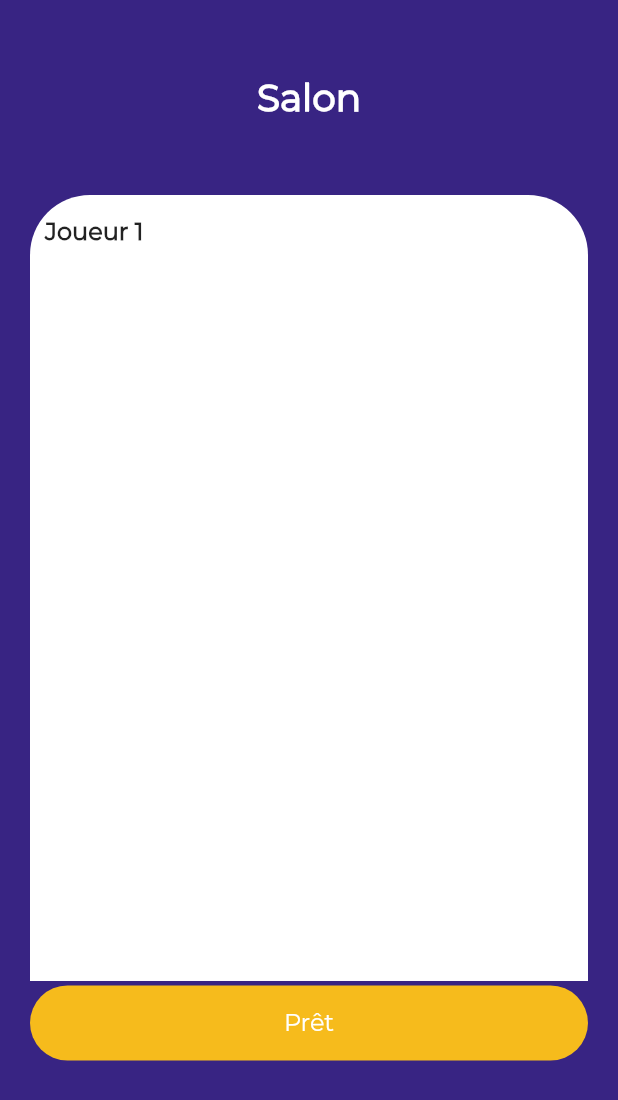
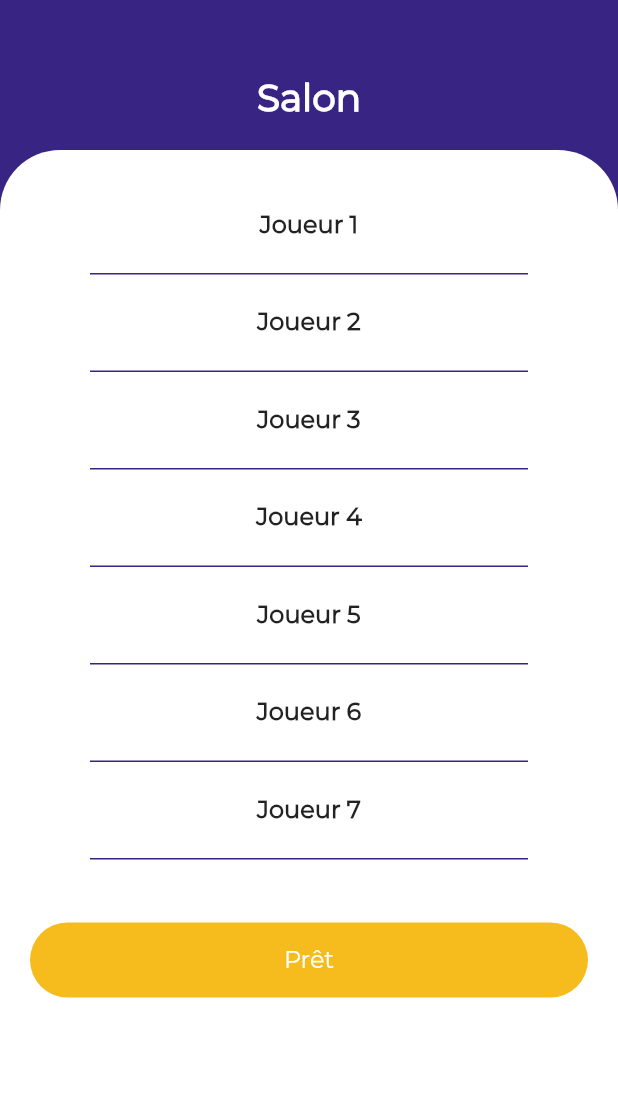
Before and after one commit to AnthonyDeletre/Alexa-Loup-Garou, a Flutter app: the LobbyScreen screen opened directly, on a phone screen of 412 x 824 dp. Shown: the top 1100 px of the screen. Run offline on Flutter 3.47's test engine with Material 2 defaults, Android fonts, the phone set to English and light mode, and no system bars.

Commit message:
Lobby page

```diff
--- a/Flutter_loup_garou/lib/data.dart
+++ b/Flutter_loup_garou/lib/data.dart
@@ -11,7 +11,12 @@ List<Player> getListPlayer(){
   final List<Player> list = new List();
 
   list.add(new Player(1, 'Joueur 1'));
-
+  list.add(new Player(2, 'Joueur 2'));
+  list.add(new Player(3, 'Joueur 3'));
+  list.add(new Player(4, 'Joueur 4'));
+  list.add(new Player(5, 'Joueur 5'));
+  list.add(new Player(6, 'Joueur 6'));
+  list.add(new Player(7, 'Joueur 7'));
 
   return list;
 }
--- a/Flutter_loup_garou/lib/pages/lobbyScreen.dart
+++ b/Flutter_loup_garou/lib/pages/lobbyScreen.dart
@@ -1,6 +1,7 @@
 import 'package:flutter_loup_garou/animations/fadeInState.dart';
 import 'package:flutter_loup_garou/api.dart';
 import 'package:flutter_loup_garou/data.dart';
+import 'package:flutter_loup_garou/pages/gameScreen.dart';
 import 'package:flutter/material.dart';
 
 class LobbyScreen extends StatefulWidget {
@@ -28,11 +29,12 @@ class _LobbyScreenState extends State<LobbyScreen> {
                 mainAxisAlignment: MainAxisAlignment.center,
                 children: <Widget>[
                   Container(
-                    padding: EdgeInsets.only(left: 20.0, right: 20.0, top: 50.0),
+                    padding: EdgeInsets.only(top: 50.0),
                     child: Column(
                       crossAxisAlignment: CrossAxisAlignment.start,
                       children: <Widget>[
-                        Center(
+                        FadeInState(
+                          child: Center(
                             child: Text(
                               "Salon",
                               style: TextStyle(
@@ -42,36 +44,40 @@ class _LobbyScreenState extends State<LobbyScreen> {
                                 )
                               ),
                             ),
+                        ),
                         Padding(
-                        padding: EdgeInsets.only(top: 50.0),
+                        padding: EdgeInsets.only(top: 20.0),
                         child: Column(
                           mainAxisSize: MainAxisSize.min,
                           mainAxisAlignment: MainAxisAlignment.start,
                           crossAxisAlignment: CrossAxisAlignment.start,
                           children: <Widget>[
                             Container(
-                              height: MediaQuery.of(context).size.height - 300.0,
+                              height: MediaQuery.of(context).size.height - 100.0,
                               decoration: BoxDecoration(
                                 color: Colors.white,
                                 borderRadius: BorderRadius.only(topLeft: Radius.circular(40.0), topRight: Radius.circular(40.0))
                               ),
-                              child:ListView.builder(
+                              child: Column(
+                                mainAxisAlignment: MainAxisAlignment.start,
+                                children: <Widget>[
+                                  SizedBox(height: 20.0),
+                                  ListView.builder(
                                     shrinkWrap: true,
                                     itemCount: players.length,
                                     itemBuilder: (context, index) {
                                         return _listItem(context, index);
                                     }
                                   ),
-                            ),
                                   Container(
                                     child: Padding(
-                                padding: EdgeInsets.only(top: 3, bottom: 3),
+                                      padding: EdgeInsets.only(top: 40.0, left: 20.0, right: 20.0, bottom: 50.0),
                                       child: InkWell(
                                         onTap: () {
-                                    // Navigator.push(
-                                    //   context,
-                                    //   MaterialPageRoute(builder: (context) => FormScreen()),
-                                    // );
+                                          Navigator.push(
+                                            context,
+                                            MaterialPageRoute(builder: (context) => GameScreen()),
+                                          );
                                         },
                                         child: Container(
                                           decoration: BoxDecoration(
@@ -92,6 +98,9 @@ class _LobbyScreenState extends State<LobbyScreen> {
                                         ),
                                       ),
                                     ),
+                                  ),
+                                ],
+                              )
                             ),
                           ]
                         ),
@@ -115,26 +124,38 @@ class _LobbyScreenState extends State<LobbyScreen> {
     String name = players[index].name;
 
     return Padding(
-      padding: EdgeInsets.only(left: 10.0, right: 10.0, top: 15.0, bottom: 15.0),
+      padding: EdgeInsets.only(top: 20.0),
       child: Row(
-          mainAxisAlignment: MainAxisAlignment.spaceBetween,
           children: <Widget>[
-            Expanded(flex: 6,
+            Expanded(flex: 1,
             child:
               Container(
               child: Row(
                 children: [
-                  Expanded(flex: 1,
+                  Expanded(
+                    flex: 1,
                     child: Column(
                       crossAxisAlignment: CrossAxisAlignment.start,
                       children: [
-                      Text(
+                        FadeInState(
+                          child: Center(
+                            child: Text(
                               name,
                               style: TextStyle(
                                 fontSize: 16.0,
                                 fontWeight: FontWeight.bold
                               ),
                             ),
+                          )
+                        ),
+                        SizedBox(height: 20.0),
+                        Divider(
+                          height: 5.0,
+                          color: Color.fromRGBO(56, 36, 131, 1.0),
+                          thickness: 1.0,
+                          indent: 60.0,
+                          endIndent: 60.0,
+                        )
                       ],
                     ),
                   )
```
Lines whose indentation alone changed are shown as unchanged.
